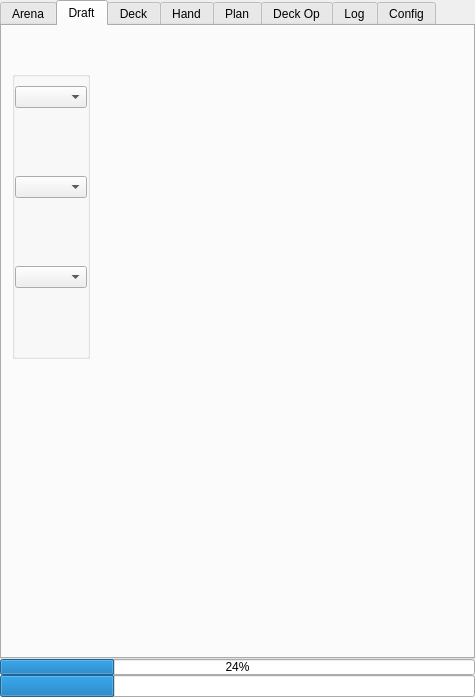
Above: mainwindow.ui from supertriodo/Arena-Tracker before the change. Below: the same form after it.
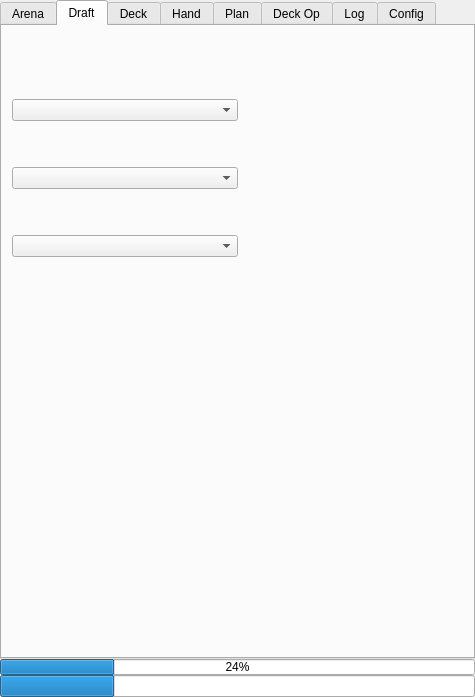
That is the form after the change. The open tabs and pages were chosen to show the change. Icons and pictures are not drawn. Custom widgets are drawn as their Qt base class.

Commit message: Add icon to draft tab to refresh the captured cards. Remove the box containing the cards.

The edit to the form file:
```diff
--- a/mainwindow.ui
+++ b/mainwindow.ui
@@ -430,38 +430,50 @@
           <item>
            <layout class="QVBoxLayout" name="draftVerticalLayout">
             <item>
-             <widget class="QGroupBox" name="groupBoxDraft">
-              <property name="enabled">
-               <bool>true</bool>
-              </property>
-              <property name="sizePolicy">
-               <sizepolicy hsizetype="Preferred" vsizetype="Expanding">
-                <horstretch>0</horstretch>
-                <verstretch>0</verstretch>
-               </sizepolicy>
-              </property>
-              <property name="title">
+             <layout class="QHBoxLayout" name="draftHorizontalLayout">
+              <item>
+               <widget class="QPushButton" name="refreshDraftButton">
+                <property name="text">
                <string/>
               </property>
+                <property name="icon">
+                 <iconset>
+                  <normalon>:/Images/refresh.png</normalon>
+                 </iconset>
+                </property>
+                <property name="iconSize">
+                 <size>
+                  <width>32</width>
+                  <height>32</height>
+                 </size>
+                </property>
               <property name="flat">
                <bool>true</bool>
               </property>
-              <layout class="QVBoxLayout" name="verticalLayout_9">
-               <property name="spacing">
-                <number>0</number>
-               </property>
-               <property name="leftMargin">
-                <number>0</number>
-               </property>
-               <property name="topMargin">
-                <number>9</number>
-               </property>
-               <property name="rightMargin">
-                <number>0</number>
-               </property>
-               <property name="bottomMargin">
-                <number>0</number>
-               </property>
+               </widget>
+              </item>
+              <item>
+               <widget class="QLabel" name="labelDeckScore">
+                <property name="text">
+                 <string/>
+                </property>
+               </widget>
+              </item>
+              <item>
+               <spacer name="horizontalSpacer">
+                <property name="orientation">
+                 <enum>Qt::Horizontal</enum>
+                </property>
+                <property name="sizeHint" stdset="0">
+                 <size>
+                  <width>40</width>
+                  <height>20</height>
+                 </size>
+                </property>
+               </spacer>
+              </item>
+             </layout>
+            </item>
                <item>
                 <widget class="QComboBox" name="comboBoxCard1"/>
                </item>
@@ -547,9 +559,6 @@
                  <property name="alignment">
                   <set>Qt::AlignCenter</set>
                  </property>
-                </widget>
-               </item>
-              </layout>
              </widget>
             </item>
             <item>
```
Lines whose indentation alone changed are shown as unchanged. The commit also changes 5 other files.
